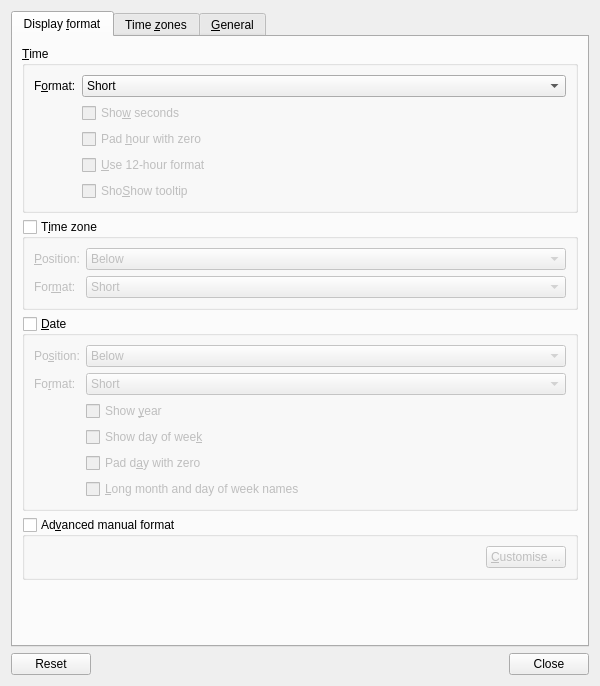
First picture: the form in plugin-worldclock/lxqtworldclockconfiguration.ui, repository lxqt/lxqt-panel, before the edit.
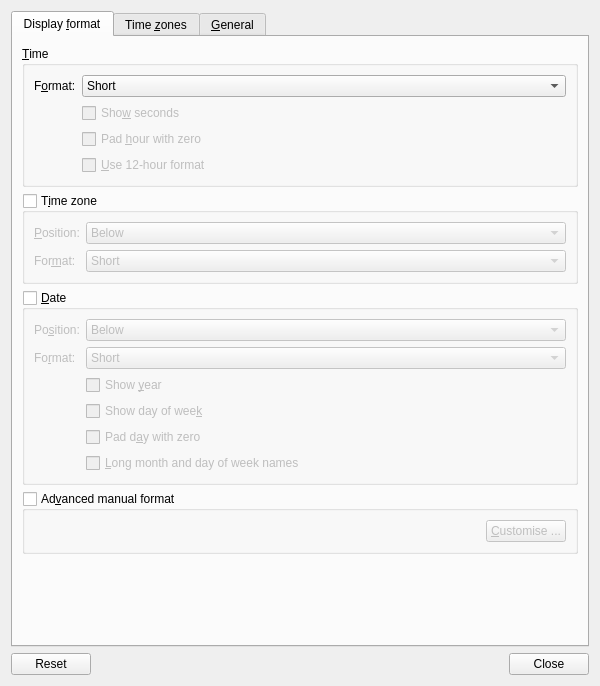
Second picture: the form after the edit.

Commit message: Correct typo, init variable, moved checkbox to other tab

The edit to the form file:
```diff
--- a/plugin-worldclock/lxqtworldclockconfiguration.ui
+++ b/plugin-worldclock/lxqtworldclockconfiguration.ui
@@ -104,13 +104,6 @@
                </property>
               </widget>
              </item>
-             <item>
-              <widget class="QCheckBox" name="showTooltipCB">
-               <property name="text">
-                <string>Sho&amp;Show tooltip</string>
-               </property>
-              </widget>
-             </item>
             </layout>
            </widget>
           </item>
@@ -546,6 +539,13 @@
          </property>
         </widget>
        </item>
+       <item>
+          <widget class="QCheckBox" name="showTooltipCB">
+           <property name="text">
+            <string>S&amp;how tooltip</string>
+           </property>
+          </widget>
+         </item>
        <item>
         <spacer name="verticalSpacer">
          <property name="orientation">
```
The commit also changes 2 other files.
